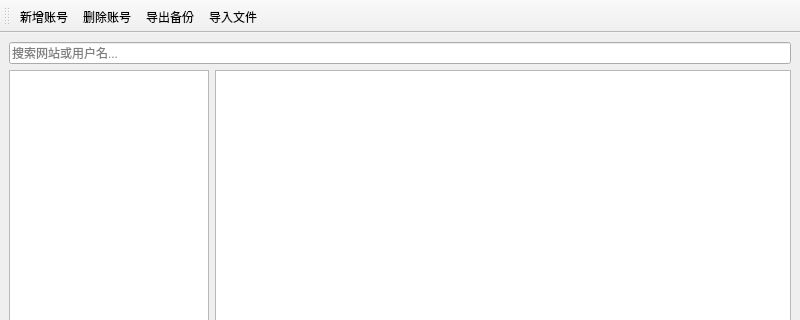
Above: lab6/mainwindow.ui from suyisora/QtCourse before the change; both pictures show x 0 to 800 and y 0 to 320 of the 800 by 600 pixel window. Below: the same form after it.
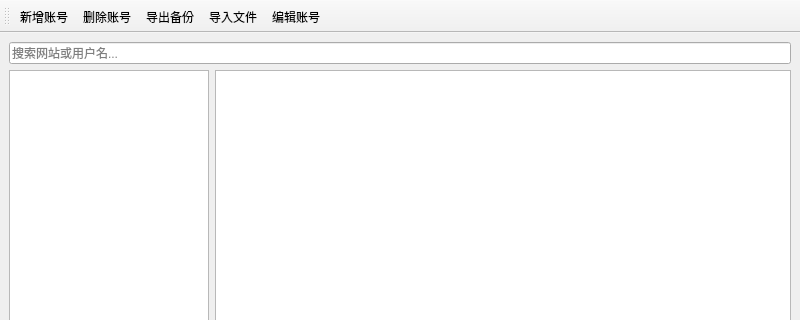
That is the form after the change.

Commit message: lab6 新增编辑账号功能

Diff of the .ui file:
```diff
--- a/lab6/mainwindow.ui
+++ b/lab6/mainwindow.ui
@@ -81,6 +81,7 @@
    <addaction name="actionDel"/>
    <addaction name="actionExport"/>
    <addaction name="actionImport"/>
+   <addaction name="actionEdit"/>
   </widget>
   <action name="actionAdd">
    <property name="text">
@@ -137,6 +138,17 @@
     <enum>QAction::MenuRole::NoRole</enum>
    </property>
   </action>
+  <action name="actionEdit">
+   <property name="text">
+    <string>编辑账号</string>
+   </property>
+   <property name="toolTip">
+    <string>编辑账号</string>
+   </property>
+   <property name="menuRole">
+    <enum>QAction::MenuRole::NoRole</enum>
+   </property>
+  </action>
  </widget>
  <resources/>
  <connections/>
```
The commit also changes 6 other files.
